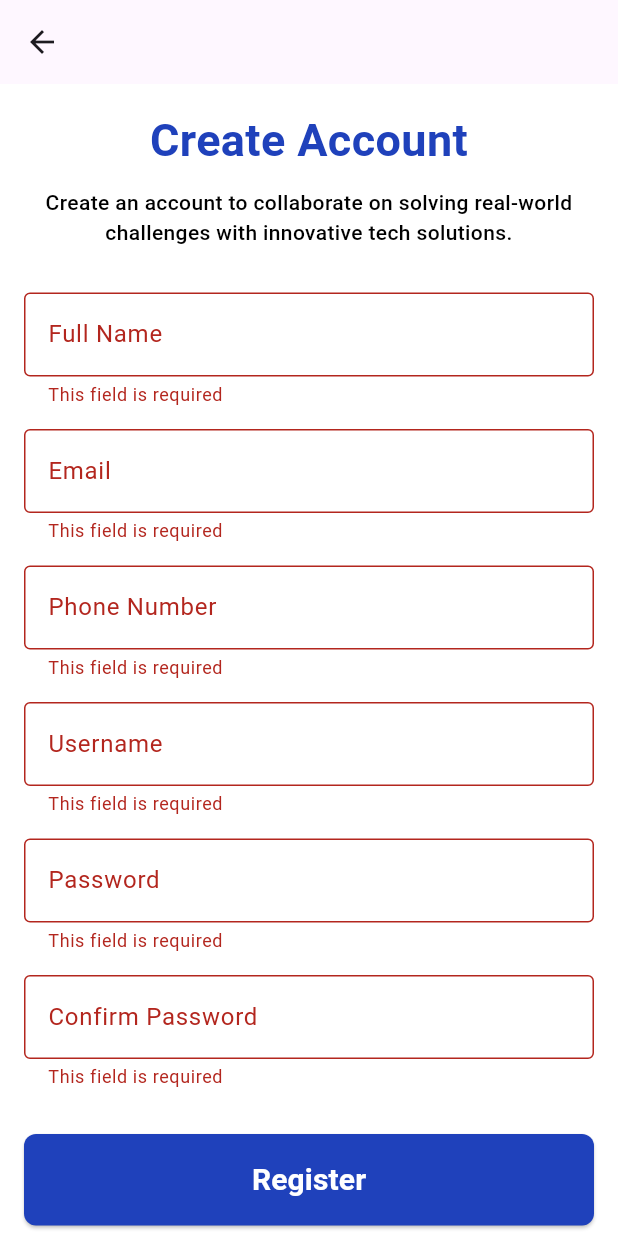
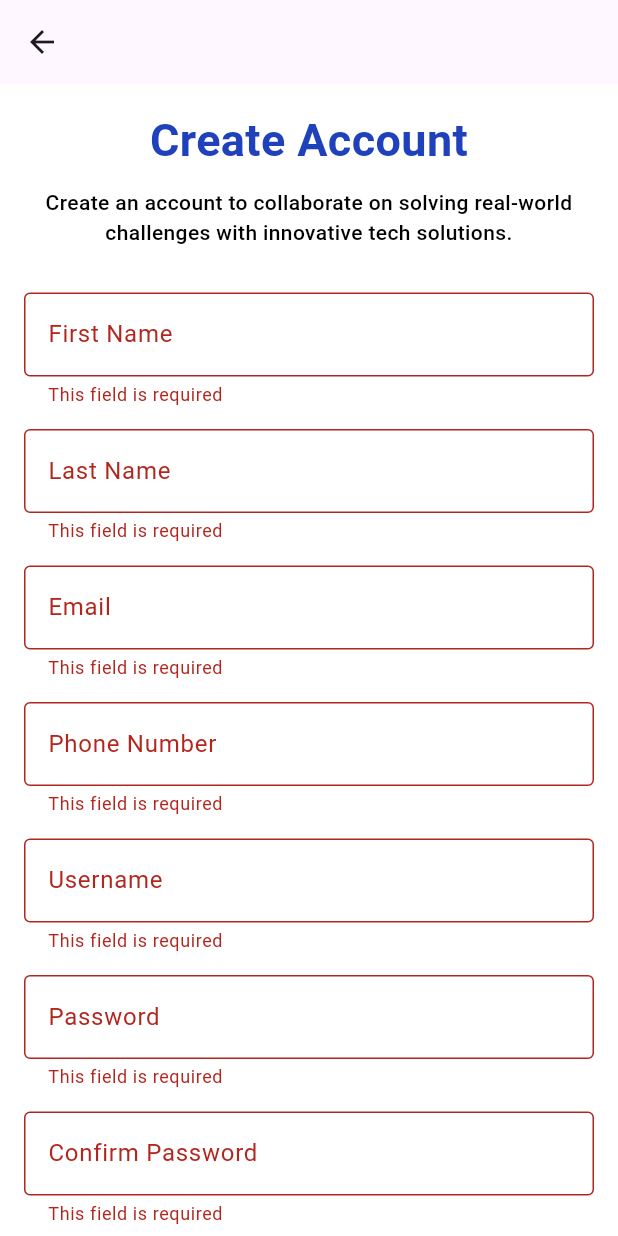
Before and after one commit to judedotdev/resolve, a Flutter app: the RegistrationScreen screen opened by its route, after a tap on "Register", on a phone screen of 412 x 824 dp. Run offline on Flutter 3.47's test engine with Material 3 defaults, Android fonts, the phone set to English and light mode, and no system bars; our stand-ins replace carousel_slider, flutter_secure_storage, smooth_page_indicator; accounts and stored records are empty.

```diff
--- a/resolve_app/lib/screens/auth/register_screen.dart
+++ b/resolve_app/lib/screens/auth/register_screen.dart
@@ -119,9 +119,23 @@ class _RegistrationScreenState extends State<RegistrationScreen> {
                 child: Column(
                   children: [
                     TextFormField(
-                      onChanged: (value) => _formData['fullName'] = value,
+                      onChanged: (value) => _formData['firstName'] = value,
                       decoration: const InputDecoration(
-                        labelText: 'Full Name',
+                        labelText: 'First Name',
+                        border: OutlineInputBorder(),
+                      ),
+                      validator: (value) {
+                        if (value == null || value.isEmpty) {
+                          return 'This field is required';
+                        }
+                        return null;
+                      },
+                    ),
+                    SizedBox(height: 15),
+                    TextFormField(
+                      onChanged: (value) => _formData['lastName'] = value,
+                      decoration: const InputDecoration(
+                        labelText: 'Last Name',
                         border: OutlineInputBorder(),
                       ),
                       validator: (value) {
```
Also changed, not shown: resolve_app/lib/providers/user_provider.dart (+17 -3 lines), resolve_app/lib/screens/auth/login_screen.dart (+15 -0 lines), resolve_app/lib/screens/home_screen.dart (+10 -5 lines), resolve_app/lib/services/auth_service.dart (+30 -12 lines), 5 other files.
